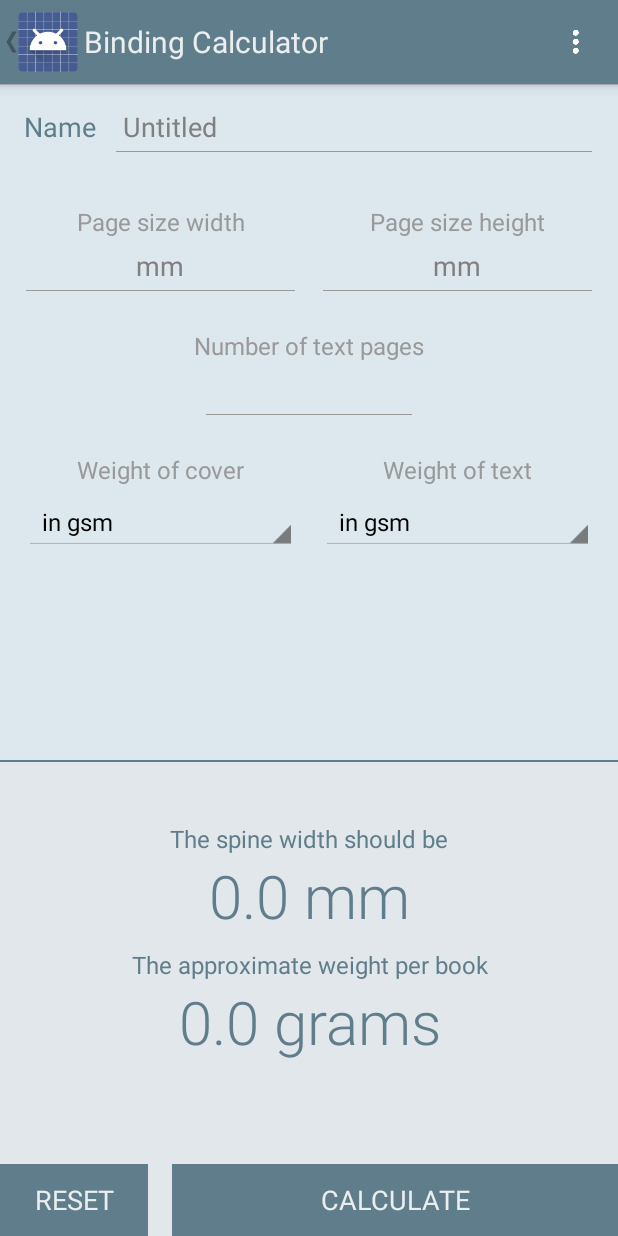
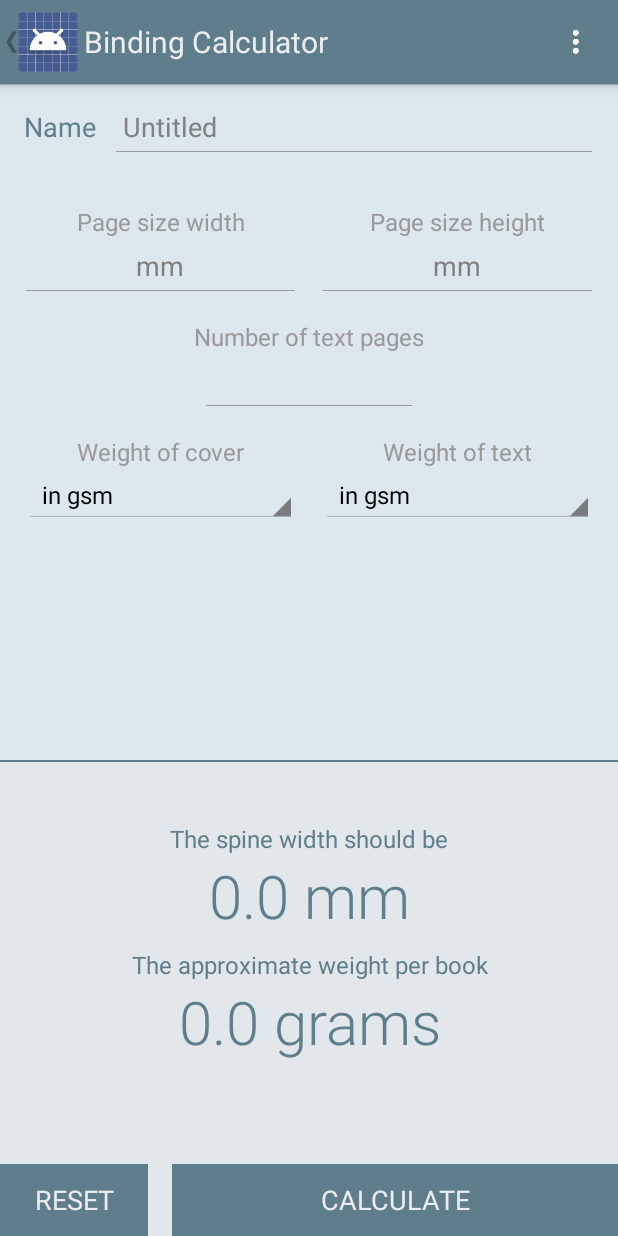
Before and after one commit to TreeFrogApps/BindingToolbox, an Android app: the fragment BindingCalculatorFragment placed in its activity, on a phone screen of 412 x 824 dp. Run offline under Robolectric (Android 15) with nearby library versions, the phone set to English and light mode, and no system bars; 2 statements that could not run were skipped.

Commit message:
sdk build update 5.1

```diff
--- a/Binding ToolBox/src/main/res/layout/fragment_binding_calculator.xml
+++ b/Binding ToolBox/src/main/res/layout/fragment_binding_calculator.xml
@@ -78,7 +78,7 @@
             android:layout_width="match_parent"
             android:layout_height="wrap_content"
             android:orientation="horizontal"
-            android:paddingBottom="24dp">
+            android:paddingBottom="18dp">
 
             <EditText
                 android:layout_marginTop="6dp"
@@ -113,7 +113,7 @@
             android:layout_width="match_parent"
             android:layout_height="wrap_content"
             android:orientation="vertical"
-            android:paddingBottom="24dp">
+            android:paddingBottom="18dp">
 
         <TextView
             android:id="@+id/textPagesTextView"
@@ -142,7 +142,7 @@
             android:layout_width="match_parent"
             android:layout_height="wrap_content"
             android:orientation="horizontal"
-            android:paddingBottom="6dp">
+            android:paddingBottom="0dp">
 
             <TextView
                 android:gravity="center"
```
